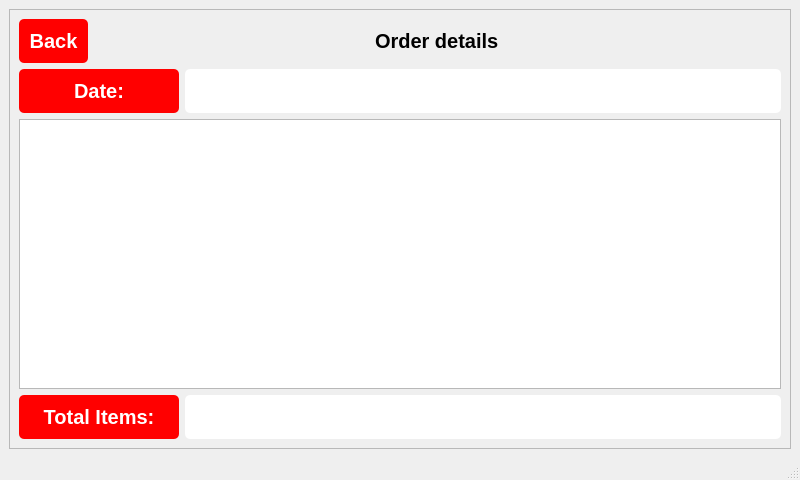
fatma105/Vending-Machine-App, file QT resource/order.ui: the form before one commit.
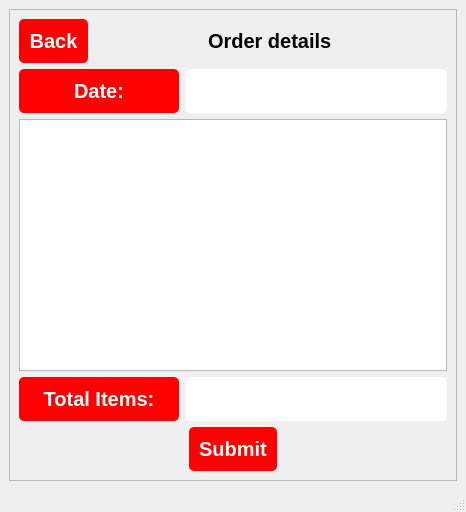
The form after the commit.

```diff
--- a/QT resource/order.ui
+++ b/QT resource/order.ui
@@ -9,8 +9,8 @@
    <rect>
     <x>0</x>
     <y>0</y>
-    <width>800</width>
-    <height>480</height>
+    <width>466</width>
+    <height>512</height>
    </rect>
   </property>
   <property name="windowTitle">
@@ -58,8 +58,8 @@
         <rect>
          <x>0</x>
          <y>0</y>
-         <width>776</width>
-         <height>431</height>
+         <width>442</width>
+         <height>463</height>
         </rect>
        </property>
        <layout class="QGridLayout" name="gridLayout_2">
@@ -189,6 +189,43 @@
             </item>
            </layout>
           </item>
+          <item row="1" column="0">
+           <layout class="QHBoxLayout" name="horizontalLayout_2">
+            <item>
+             <spacer name="horizontalSpacer_4">
+              <property name="orientation">
+               <enum>Qt::Horizontal</enum>
+              </property>
+              <property name="sizeHint" stdset="0">
+               <size>
+                <width>40</width>
+                <height>20</height>
+               </size>
+              </property>
+             </spacer>
+            </item>
+            <item>
+             <widget class="QPushButton" name="pushButton_5">
+              <property name="text">
+               <string>Submit</string>
+              </property>
+             </widget>
+            </item>
+            <item>
+             <spacer name="horizontalSpacer_3">
+              <property name="orientation">
+               <enum>Qt::Horizontal</enum>
+              </property>
+              <property name="sizeHint" stdset="0">
+               <size>
+                <width>40</width>
+                <height>20</height>
+               </size>
+              </property>
+             </spacer>
+            </item>
+           </layout>
+          </item>
          </layout>
         </item>
        </layout>
```
